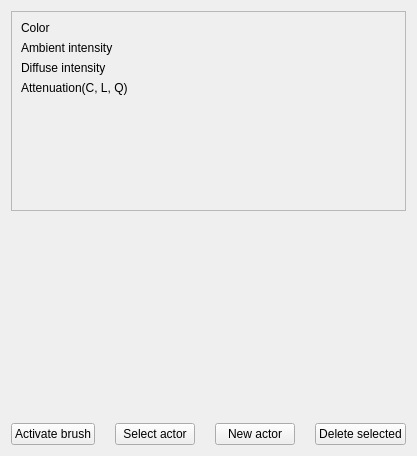
Qt form src/wte/ui/ActorEditTool.ui (spiricn/Wt) before a commit.
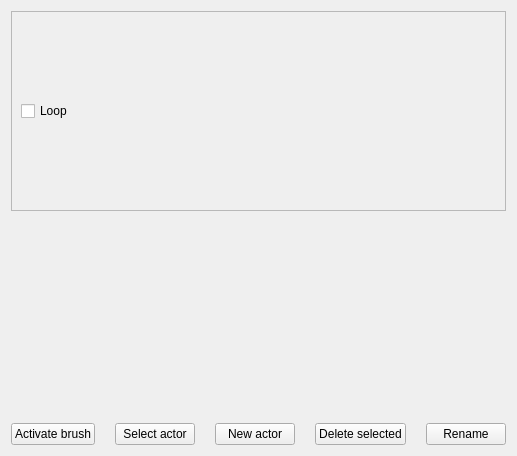
The same form after that commit. Custom widgets are drawn as their Qt base class.

Commit message: Sound actor added.

What changed in the file:
```diff
--- a/src/wte/ui/ActorEditTool.ui
+++ b/src/wte/ui/ActorEditTool.ui
@@ -6,7 +6,7 @@
    <rect>
     <x>0</x>
     <y>0</y>
-    <width>390</width>
+    <width>485</width>
     <height>456</height>
    </rect>
   </property>
@@ -26,7 +26,7 @@
       <enum>QFrame::StyledPanel</enum>
      </property>
      <property name="currentIndex">
-      <number>2</number>
+      <number>3</number>
      </property>
      <widget class="QWidget" name="modelledActor">
       <layout class="QGridLayout" name="gridLayout_2">
@@ -127,6 +127,17 @@
        </item>
       </layout>
      </widget>
+     <widget class="QWidget" name="page">
+      <layout class="QGridLayout" name="gridLayout">
+       <item row="0" column="0">
+        <widget class="QCheckBox" name="checkBox">
+         <property name="text">
+          <string>Loop</string>
+         </property>
+        </widget>
+       </item>
+      </layout>
+     </widget>
     </widget>
    </item>
    <item>
@@ -172,6 +183,13 @@
        </property>
       </widget>
      </item>
+     <item>
+      <widget class="QPushButton" name="pushButton_5">
+       <property name="text">
+        <string>Rename</string>
+       </property>
+      </widget>
+     </item>
     </layout>
    </item>
   </layout>
```
Left out of the diff: 33 changed lines with no effect on the pictures. The commit also changes 24 other files.
